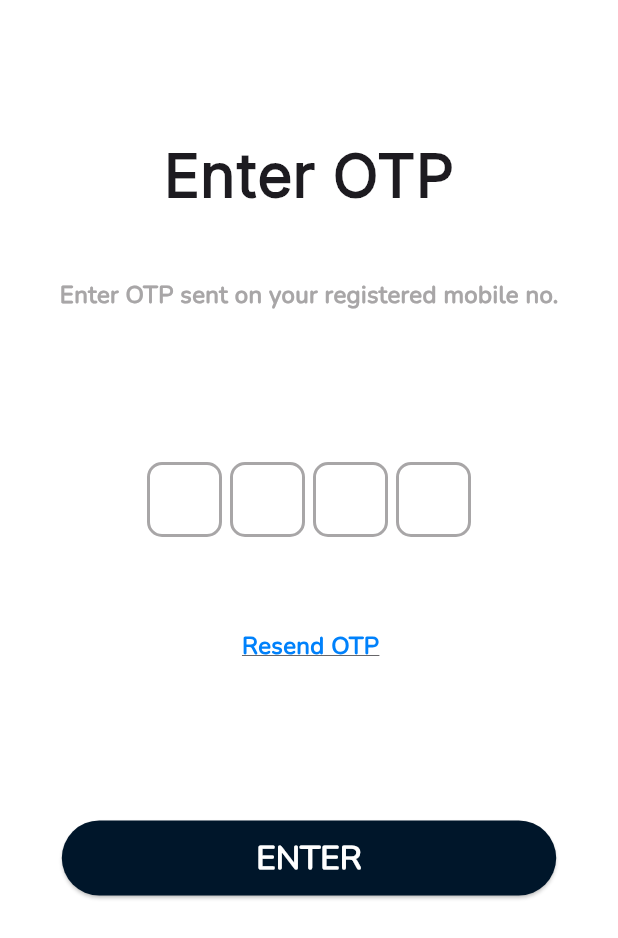
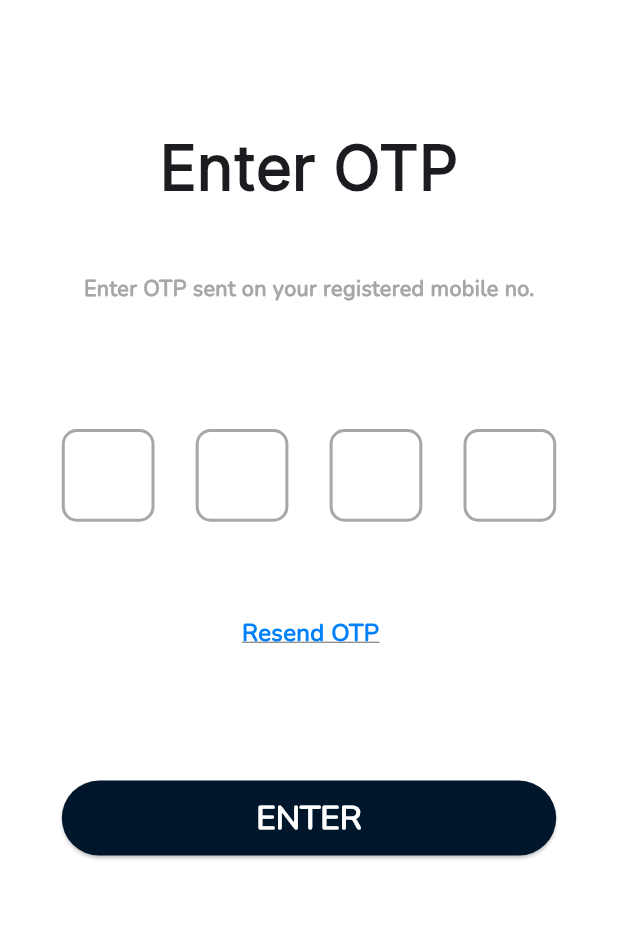
Before and after one commit to hardikkalia/dass-project, a Flutter app: the OTPScreen screen opened directly with empty values, on a phone screen of 412 x 824 dp. Shown: the top 938 px of the screen. Run offline on Flutter 3.47's test engine with Material 3 defaults, Android fonts, the light colour scheme and no system bars; drawn by our look-alikes of pin_code_fields; our stand-ins replace permission_handler, shared_preferences; missing offline and left inert: sms_advanced; accounts and stored records are empty.

Commit message:
Otp Screen

```diff
--- a/code/cart_genie/lib/features/auth/screens/otp_screen.dart
+++ b/code/cart_genie/lib/features/auth/screens/otp_screen.dart
@@ -1,10 +1,10 @@
-import 'package:cart_genie/common/widgets/custom_button.dart';
-import 'package:cart_genie/features/auth/services/signin_service.dart';
-import 'package:cart_genie/features/auth/services/signup_service.dart';
 import 'package:flutter/material.dart';
 import 'package:pin_code_fields/pin_code_fields.dart';
 import 'package:cart_genie/common/widgets/custom_bottom.dart';
 import 'package:cart_genie/constants/global_variables.dart';
+import 'package:cart_genie/features/auth/services/signin_service.dart';
+import 'package:cart_genie/features/auth/services/signup_service.dart';
+import 'package:cart_genie/common/widgets/custom_button.dart';
 
 class OTPScreen extends StatefulWidget {
   static const String routeName = '/otp-screen';
@@ -15,13 +15,13 @@ class OTPScreen extends StatefulWidget {
   final String name;
 
   const OTPScreen({
-    super.key,
+    Key? key,
     required this.phone,
     this.email = '',
     this.password = '',
     this.signup = false,
     this.name = '',
-  });
+  }) : super(key: key);
 
   @override
   State<OTPScreen> createState() => _OTPScreenState();
@@ -40,51 +40,54 @@ class _OTPScreenState extends State<OTPScreen> {
         code: controller.text,
         email: widget.email,
         name: widget.name,
-          password: widget.password);
+        password: widget.password,
+      );
     } else {
       signInService.sendOTP(
-          context: context, phone: widget.phone, code: controller.text);
+        context: context,
+        phone: widget.phone,
+        code: controller.text,
+      );
     }
   }
 
   @override
   Widget build(BuildContext context) {
+    final Size screenSize = MediaQuery.of(context).size;
+
     return Scaffold(
       backgroundColor: GlobalVariables.backgroundColor,
       body: SingleChildScrollView(
         child: Padding(
-          padding: const EdgeInsets.all(8.0),
+          padding: EdgeInsets.symmetric(horizontal: screenSize.width * 0.1),
           child: Column(
+            mainAxisAlignment: MainAxisAlignment.center,
             children: [
-              const SizedBox(height: 80),
-              const Center(
+              SizedBox(height: screenSize.height * 0.1),
+              Center(
                 child: Text(
                   'Enter OTP',
                   style: TextStyle(
-                    fontSize: 40.0,
+                    fontSize: screenSize.width * 0.1,
                     fontFamily: 'Inter',
-                    fontStyle: FontStyle.normal,
                     fontWeight: FontWeight.w900,
                   ),
                 ),
               ),
-              const SizedBox(height: 40),
-              const Center(
+              SizedBox(height: screenSize.height * 0.05),
+              Center(
                 child: Text(
                   'Enter OTP sent on your registered mobile no.',
                   style: TextStyle(
-                    fontSize: 16.0,
+                    fontSize: screenSize.width * 0.035,
                     fontFamily: 'Nunito',
                     color: GlobalVariables.grey,
                     fontWeight: FontWeight.w600,
                   ),
                 ),
               ),
-              const SizedBox(height: 100),
-              Center(
-                child: Padding(
-                  padding: const EdgeInsets.symmetric(horizontal: 90),
-                  child: PinCodeTextField(
+              SizedBox(height: screenSize.height * 0.1),
+              PinCodeTextField(
                 appContext: context,
                 controller: controller,
                 keyboardType: TextInputType.number,
@@ -95,25 +98,21 @@ class _OTPScreenState extends State<OTPScreen> {
                 pinTheme: PinTheme(
                   shape: PinCodeFieldShape.box,
                   borderRadius: BorderRadius.circular(10),
-                      fieldHeight: 50,
-                      fieldWidth: 50,
+                  fieldHeight: screenSize.width * 0.15,
+                  fieldWidth: screenSize.width * 0.15,
                   selectedFillColor: GlobalVariables.greyBackgroundColor,
                   inactiveFillColor: GlobalVariables.backgroundColor,
                   activeFillColor: GlobalVariables.backgroundColor,
                   inactiveColor: GlobalVariables.grey,
                   activeColor: Colors.black87,
-                      // padding: EdgeInsets.symmetric(horizontal: 8),
                 ),
                 onChanged: (value) {},
               ),
-                ),
-              ),
-              const SizedBox(height: 40),
+              SizedBox(height: screenSize.height * 0.05),
               CustomBottom(text: 'Resend OTP', onTap: () {}),
-              const SizedBox(height: 100),
+              SizedBox(height: screenSize.height * 0.1),
               CustomButton(
-                key:
-                    UniqueKey(), // Add a key here to avoid any potential issues
+                key: UniqueKey(),
                 text: 'ENTER',
                 onTap: () {
                   sendOTP();
```
Lines whose indentation alone changed are shown as unchanged.
